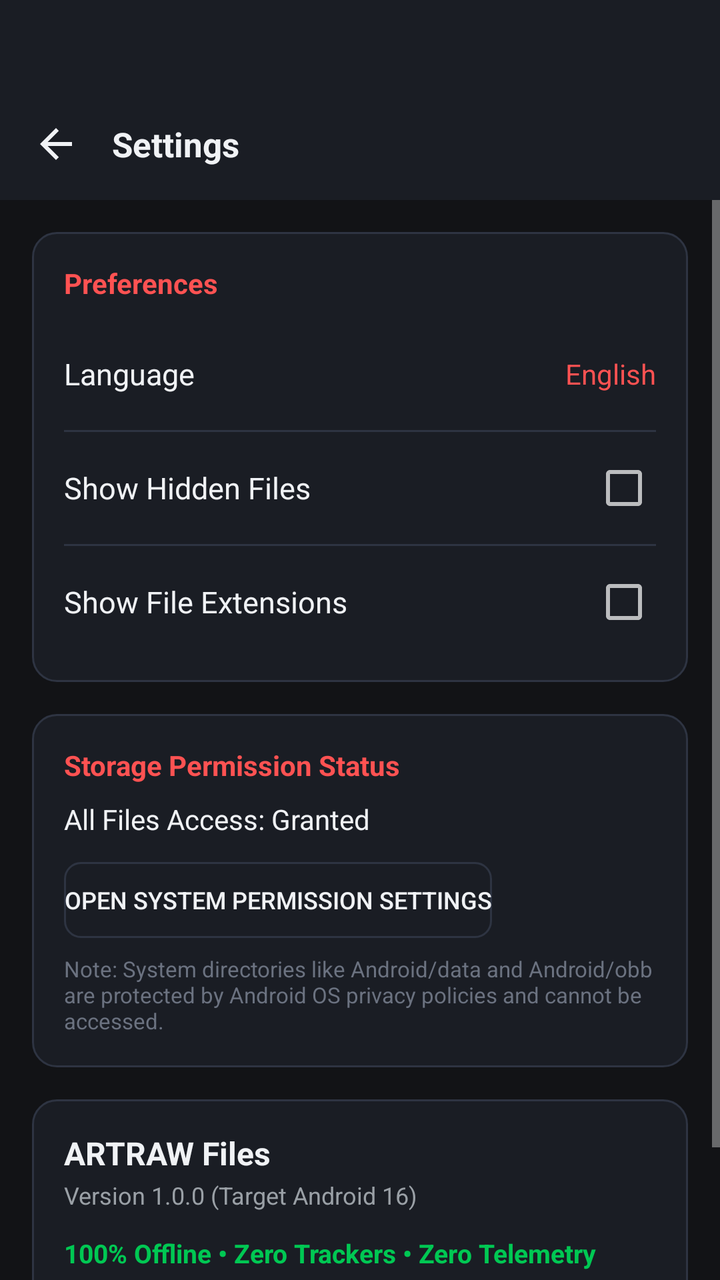
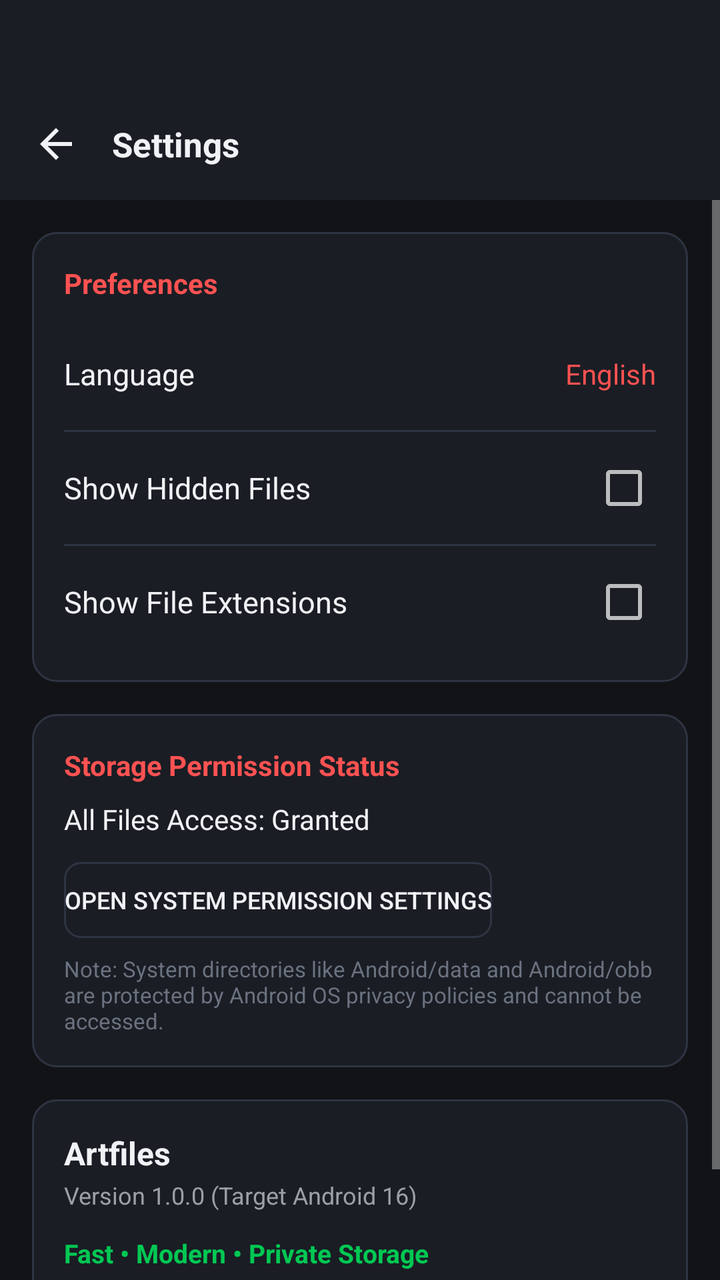

Before-and-after screenshots of an Android layout around one commit, followed by the original layout XML and the change that was made.
<!-- AndroidManifest.xml: application theme Theme.ArtrawFiles -->
<!-- res/layout/activity_settings.xml -->
<?xml version="1.0" encoding="utf-8"?>
<LinearLayout xmlns:android="http://schemas.android.com/apk/res/android"
    android:layout_width="match_parent"
    android:layout_height="match_parent"
    android:orientation="vertical"
    android:background="@color/bg_dark">

    
    <LinearLayout
        android:id="@+id/headerSettings"
        android:layout_width="match_parent"
        android:layout_height="wrap_content"
        android:orientation="vertical"
        android:background="@color/surface_dark">

        
        <View
            android:id="@+id/statusBarSpacerSettings"
            android:layout_width="match_parent"
            android:layout_height="44dp" />

        <RelativeLayout
            android:layout_width="match_parent"
            android:layout_height="56dp"
            android:paddingStart="8dp"
            android:paddingEnd="8dp">

            <ImageView
                android:id="@+id/btnSettingsBack"
                android:layout_width="40dp"
                android:layout_height="40dp"
                android:layout_alignParentStart="true"
                android:layout_centerVertical="true"
                android:padding="8dp"
                android:background="?android:attr/selectableItemBackgroundBorderless"
                android:src="@drawable/ic_arrow_back"
                android:contentDescription="Back" />

            <TextView
                android:layout_width="wrap_content"
                android:layout_height="wrap_content"
                android:layout_toEndOf="@id/btnSettingsBack"
                android:layout_centerVertical="true"
                android:layout_marginStart="8dp"
                android:text="@string/nav_settings"
                android:textColor="@color/text_primary_dark"
                android:textSize="17sp"
                android:textStyle="bold" />
        </RelativeLayout>
    </LinearLayout>

    <ScrollView
        android:id="@+id/scrollSettingsContent"
        android:layout_width="match_parent"
        android:layout_height="match_parent"
        android:clipToPadding="false">

        <LinearLayout
            android:layout_width="match_parent"
            android:layout_height="wrap_content"
            android:orientation="vertical"
            android:padding="16dp">

            
            <LinearLayout
                android:layout_width="match_parent"
                android:layout_height="wrap_content"
                android:orientation="vertical"
                android:background="@drawable/bg_card"
                android:padding="16dp"
                android:layout_marginBottom="16dp">

                <TextView
                    android:layout_width="wrap_content"
                    android:layout_height="wrap_content"
                    android:text="Preferences"
                    android:textColor="@color/artraw_crimson_accent"
                    android:textSize="14sp"
                    android:textStyle="bold"
                    android:layout_marginBottom="12dp" />

                
                <RelativeLayout
                    android:id="@+id/rowLanguage"
                    android:layout_width="match_parent"
                    android:layout_height="48dp"
                    android:clickable="true"
                    android:focusable="true">

                    <TextView
                        android:layout_width="wrap_content"
                        android:layout_height="wrap_content"
                        android:layout_alignParentStart="true"
                        android:layout_centerVertical="true"
                        android:text="@string/pref_language"
                        android:textColor="@color/text_primary_dark"
                        android:textSize="15sp" />

                    <TextView
                        android:id="@+id/tvCurrentLanguage"
                        android:layout_width="wrap_content"
                        android:layout_height="wrap_content"
                        android:layout_alignParentEnd="true"
                        android:layout_centerVertical="true"
                        android:text="English"
                        android:textColor="@color/artraw_crimson_accent"
                        android:textSize="14sp" />
                </RelativeLayout>

                <View
                    android:layout_width="match_parent"
                    android:layout_height="1dp"
                    android:background="@color/border_dark"
                    android:layout_marginTop="4dp"
                    android:layout_marginBottom="4dp" />

                
                <RelativeLayout
                    android:layout_width="match_parent"
                    android:layout_height="48dp">

                    <TextView
                        android:layout_width="wrap_content"
                        android:layout_height="wrap_content"
                        android:layout_alignParentStart="true"
                        android:layout_centerVertical="true"
                        android:text="@string/pref_show_hidden"
                        android:textColor="@color/text_primary_dark"
                        android:textSize="15sp" />

                    <CheckBox
                        android:id="@+id/cbShowHidden"
                        android:layout_width="wrap_content"
                        android:layout_height="wrap_content"
                        android:layout_alignParentEnd="true"
                        android:layout_centerVertical="true" />
                </RelativeLayout>

                <View
                    android:layout_width="match_parent"
                    android:layout_height="1dp"
                    android:background="@color/border_dark"
                    android:layout_marginTop="4dp"
                    android:layout_marginBottom="4dp" />

                
                <RelativeLayout
                    android:layout_width="match_parent"
                    android:layout_height="48dp">

                    <TextView
                        android:layout_width="wrap_content"
                        android:layout_height="wrap_content"
                        android:layout_alignParentStart="true"
                        android:layout_centerVertical="true"
                        android:text="@string/pref_show_extensions"
                        android:textColor="@color/text_primary_dark"
                        android:textSize="15sp" />

                    <CheckBox
                        android:id="@+id/cbShowExtensions"
                        android:layout_width="wrap_content"
                        android:layout_height="wrap_content"
                        android:layout_alignParentEnd="true"
                        android:layout_centerVertical="true" />
                </RelativeLayout>
            </LinearLayout>

            
            <LinearLayout
                android:layout_width="match_parent"
                android:layout_height="wrap_content"
                android:orientation="vertical"
                android:background="@drawable/bg_card"
                android:padding="16dp"
                android:layout_marginBottom="16dp">

                <TextView
                    android:layout_width="wrap_content"
                    android:layout_height="wrap_content"
                    android:text="Storage Permission Status"
                    android:textColor="@color/artraw_crimson_accent"
                    android:textSize="14sp"
                    android:textStyle="bold" />

                <TextView
                    android:id="@+id/tvPermissionStatus"
                    android:layout_width="match_parent"
                    android:layout_height="wrap_content"
                    android:layout_marginTop="8dp"
                    android:text="All Files Access: Granted"
                    android:textColor="@color/text_primary_dark"
                    android:textSize="14sp" />

                <Button
                    android:id="@+id/btnManagePermission"
                    android:layout_width="wrap_content"
                    android:layout_height="38dp"
                    android:layout_marginTop="12dp"
                    android:background="@drawable/bg_button_outlined"
                    android:text="Open System Permission Settings"
                    android:textColor="@color/text_primary_dark"
                    android:textSize="12sp" />

                <TextView
                    android:layout_width="match_parent"
                    android:layout_height="wrap_content"
                    android:layout_marginTop="8dp"
                    android:text="@string/perm_restricted_notice"
                    android:textColor="@color/text_tertiary_dark"
                    android:textSize="11sp" />
            </LinearLayout>

            
            <LinearLayout
                android:layout_width="match_parent"
                android:layout_height="wrap_content"
                android:orientation="vertical"
                android:background="@drawable/bg_card"
                android:padding="16dp">

                <TextView
                    android:layout_width="wrap_content"
                    android:layout_height="wrap_content"
                    android:text="@string/app_name"
                    android:textColor="@color/text_primary_dark"
                    android:textSize="16sp"
                    android:textStyle="bold" />

                <TextView
                    android:layout_width="wrap_content"
                    android:layout_height="wrap_content"
                    android:layout_marginTop="2dp"
                    android:text="Version 1.0.0 (Target Android 16)"
                    android:textColor="@color/text_secondary_dark"
                    android:textSize="12sp" />

                <TextView
                    android:layout_width="match_parent"
                    android:layout_height="wrap_content"
                    android:layout_marginTop="12dp"
                    android:text="@string/pref_privacy_pledge"
                    android:textColor="@color/status_success"
                    android:textSize="13sp"
                    android:textStyle="bold" />

                <TextView
                    android:layout_width="match_parent"
                    android:layout_height="wrap_content"
                    android:layout_marginTop="4dp"
                    android:text="ARTRAW Files processes all files exclusively on your local device. No files or metadata are ever transmitted over the network."
                    android:textColor="@color/text_secondary_dark"
                    android:textSize="12sp" />
            </LinearLayout>
        </LinearLayout>
    </ScrollView>
</LinearLayout>
<!-- resources referenced by this layout -->
<resources>
  <color name="artraw_crimson_accent">#FF5252</color>
  <color name="bg_dark">#121316</color>
  <color name="border_dark">#2E3442</color>
  <color name="status_success">#00C853</color>
  <color name="surface_dark">#1A1D24</color>
  <color name="text_primary_dark">#F0F2F5</color>
  <color name="text_secondary_dark">#9AA0A6</color>
  <color name="text_tertiary_dark">#6B7280</color>
  <!-- drawable bg_button_outlined (drawable) -->
  <?xml version="1.0" encoding="utf-8"?>
  <shape xmlns:android="http://schemas.android.com/apk/res/android"
      android:shape="rectangle">
      <solid android:color="@android:color/transparent" />
      <corners android:radius="8dp" />
      <stroke
          android:width="1dp"
          android:color="@color/border_dark" />
  </shape>
  <!-- drawable bg_card (drawable) -->
  <?xml version="1.0" encoding="utf-8"?>
  <shape xmlns:android="http://schemas.android.com/apk/res/android"
      android:shape="rectangle">
      <solid android:color="@color/surface_dark" />
      <corners android:radius="12dp" />
      <stroke
          android:width="1dp"
          android:color="@color/border_dark" />
  </shape>
  <!-- drawable ic_arrow_back (drawable) -->
  <vector xmlns:android="http://schemas.android.com/apk/res/android"
      android:width="24dp"
      android:height="24dp"
      android:viewportWidth="24"
      android:viewportHeight="24">
      <path
          android:fillColor="#F0F2F5"
          android:pathData="M20,11H7.83l5.59,-5.59L12,4l-8,8 8,8 1.41,-1.41L7.83,13H20v-2z"/>
  </vector>
  <string name="app_name">ARTRAW Files</string>
  <string name="nav_settings">Settings</string>
  <string name="perm_restricted_notice">Note: System directories like Android/data and Android/obb are protected by Android OS privacy policies and cannot be accessed.</string>
  <string name="pref_language">Language</string>
  <string name="pref_privacy_pledge">100% Offline • Zero Trackers • Zero Telemetry</string>
  <string name="pref_show_extensions">Show File Extensions</string>
  <string name="pref_show_hidden">Show Hidden Files</string>
  <style name="Theme.ArtrawFiles" parent="@android:style/Theme.Material.NoActionBar">
          <item name="android:colorPrimary">@color/artraw_crimson</item>
          <item name="android:colorPrimaryDark">@color/artraw_crimson_dark</item>
          <item name="android:colorAccent">@color/artraw_crimson_accent</item>
          <item name="android:windowBackground">@color/bg_dark</item>
          <item name="android:colorBackground">@color/bg_dark</item>
          <item name="android:windowDrawsSystemBarBackgrounds">true</item>
          <item name="android:statusBarColor">@android:color/transparent</item>
          <item name="android:navigationBarColor">@android:color/transparent</item>
      </style>
  <color name="artraw_crimson">#E53935</color>
  <color name="artraw_crimson_dark">#B71C1C</color>
</resources>

<!-- the commit's change to res/layout/activity_settings.xml (unified diff, before → after) -->
@@ -248,7 +248,7 @@
                     android:layout_width="match_parent"
                     android:layout_height="wrap_content"
                     android:layout_marginTop="4dp"
-                    android:text="ARTRAW Files processes all files exclusively on your local device. No files or metadata are ever transmitted over the network."
+                    android:text="Artfiles processes all files exclusively on your local device. Fast, secure and modern storage management."
                     android:textColor="@color/text_secondary_dark"
                     android:textSize="12sp" />
             </LinearLayout>
<!-- resource entries referenced after the edit -->
@@ -38,11 +38,11 @@
           android:fillColor="#F0F2F5"
           android:pathData="M20,11H7.83l5.59,-5.59L12,4l-8,8 8,8 1.41,-1.41L7.83,13H20v-2z"/>
   </vector>
-  <string name="app_name">ARTRAW Files</string>
+  <string name="app_name">Artfiles</string>
   <string name="nav_settings">Settings</string>
   <string name="perm_restricted_notice">Note: System directories like Android/data and Android/obb are protected by Android OS privacy policies and cannot be accessed.</string>
   <string name="pref_language">Language</string>
-  <string name="pref_privacy_pledge">100% Offline • Zero Trackers • Zero Telemetry</string>
+  <string name="pref_privacy_pledge">Fast • Modern • Private Storage</string>
   <string name="pref_show_extensions">Show File Extensions</string>
   <string name="pref_show_hidden">Show Hidden Files</string>
   <style name="Theme.ArtrawFiles" parent="@android:style/Theme.Material.NoActionBar">
